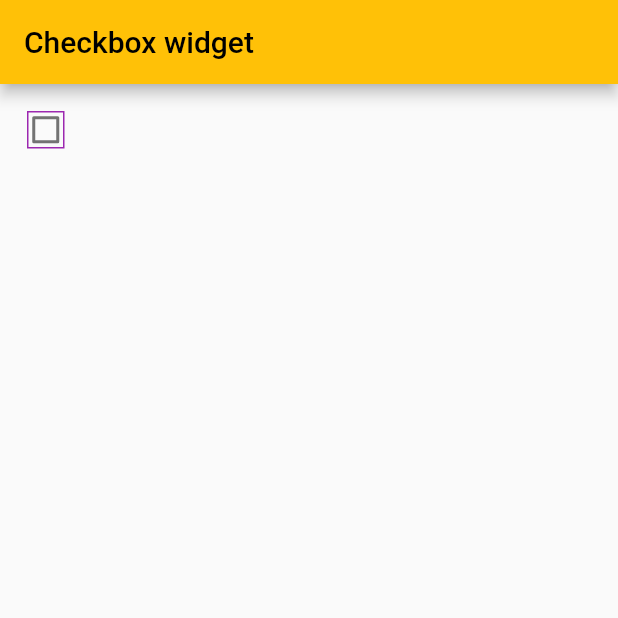
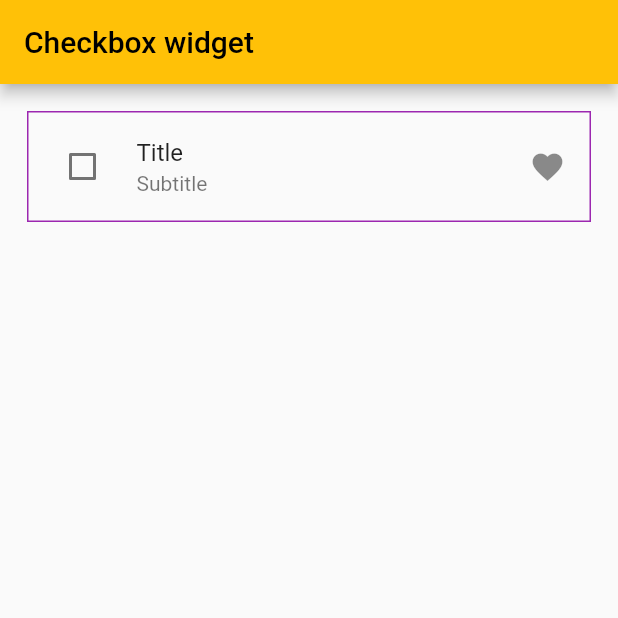
Before and after one commit to rafisgithub/flutter, a Flutter app: the screen it shows after launch, on a phone screen of 412 x 824 dp, the top half of it. Run offline on Flutter 3.47's test engine with Material 2 defaults, Android fonts, the phone set to English and light mode, and no system bars.

Commit message:
checkboxListTile

```diff
--- a/lib/main.dart
+++ b/lib/main.dart
@@ -24,33 +24,29 @@ class MyApp extends StatefulWidget {
 
 class _MyAppState extends State<MyApp> {
   // const MyApp({super.key});
-  bool _cValue = false;
+ bool _cValue = false;
 
   @override
   Widget build(BuildContext context) {
     return Padding(
       padding: const EdgeInsets.all(18.0),
       child: Container(
-        height: 25,
-        width: 25,
-        decoration: BoxDecoration(
-          border: Border.all(color: Colors.purple)
-        ),
-        child: Transform.scale(
-          scale: 1,
-          child: Checkbox(
+        decoration: BoxDecoration(border: Border.all(color: Colors.purple)),
+        child: CheckboxListTile(
           value: _cValue,
-          onChanged: (status){
-            print(status);
-            setState(() {
-              _cValue = status!;
-            });
-
+          onChanged: (value){
+           setState(() {
+             _cValue = value!;
+           });
           },
+          title: Text('Title'),
+          subtitle: Text("Subtitle"),
+          secondary: Icon(Icons.favorite),
           activeColor: Colors.green,
-          checkColor: Colors.red,
-          // tristate: true,
-          ),
+          checkColor: Colors.black38,
+          selected: _cValue,
+          // controlAffinity: ListTileControlAffinity.platform,
+          controlAffinity: ListTileControlAffinity.leading,
         ),
       ),
     );
```
